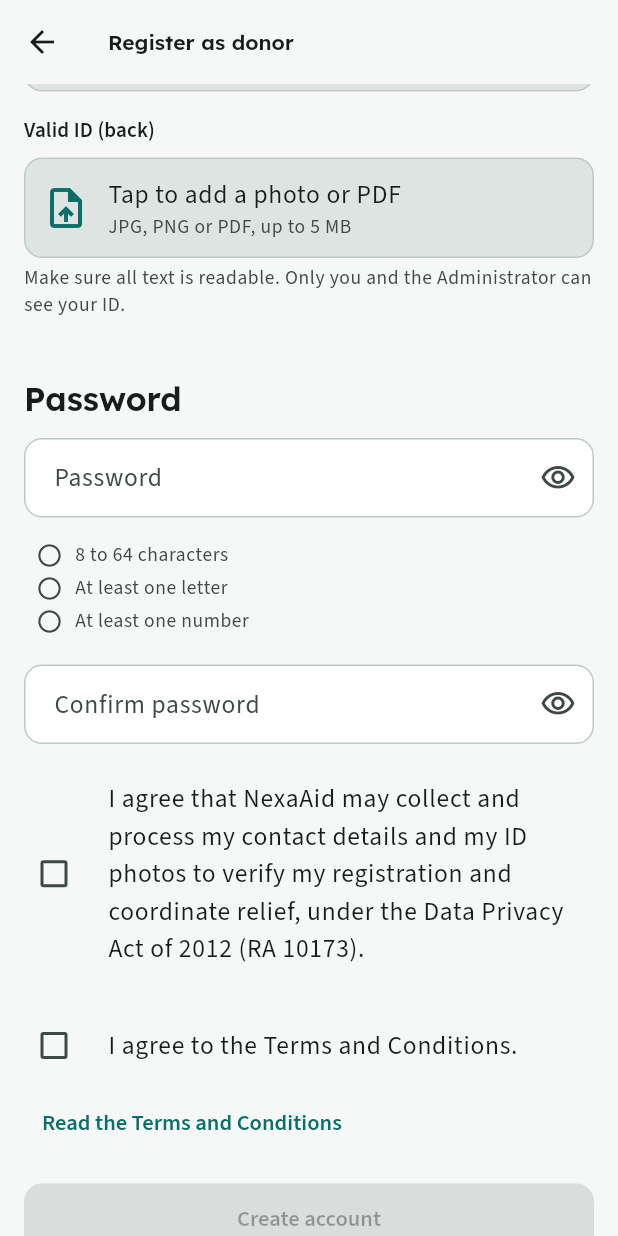
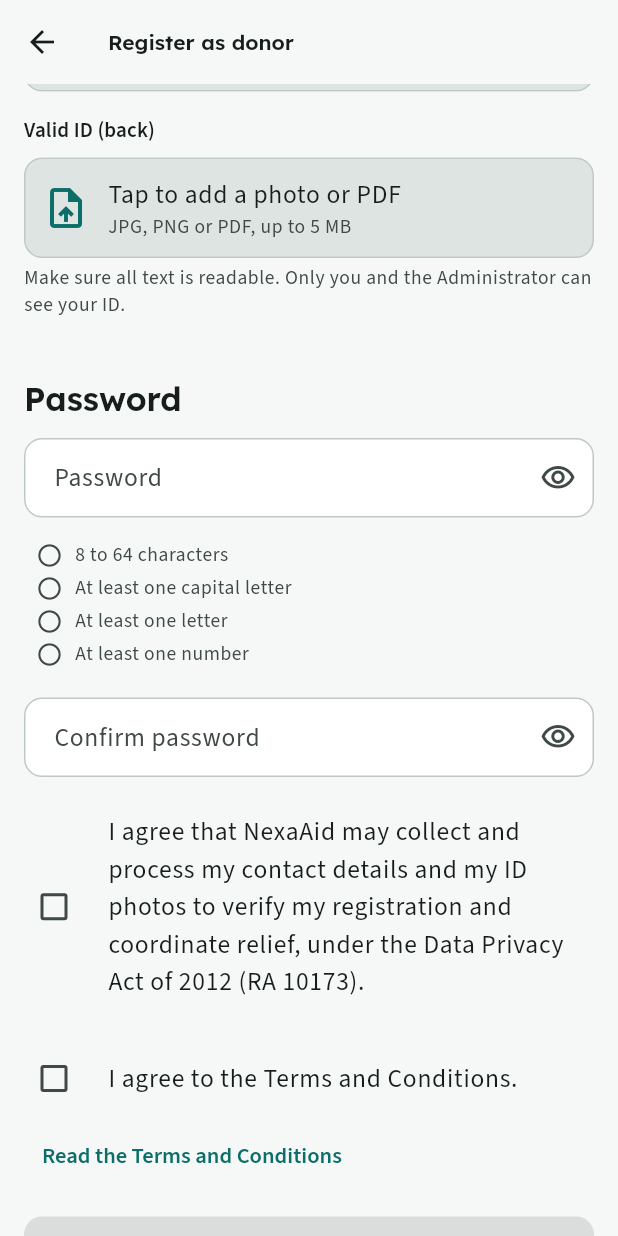
Before and after one commit to EdgeTech-team/nexaaid-capstone-2, a Flutter app: the RegisterScreen screen opened directly with empty values, scrolled down 568 dp, on a phone screen of 412 x 824 dp. Run offline on Flutter 3.47's test engine with Material 3 defaults, Android fonts, the phone set to English and light mode, and no system bars; our stand-ins replace file_picker, flutter_map, google_fonts, image_picker, latlong2; missing offline and left inert: mobile_scanner, pdfrx; network calls fail.

Commit message:
Make org registration number and document optional for Religious/Other

```diff
--- a/mobile/lib/ui/register_screen.dart
+++ b/mobile/lib/ui/register_screen.dart
@@ -7,7 +7,12 @@ import 'validators.dart';
 import 'widgets.dart';
 
 /// UC-D1 Register Individual Donor (adviser item 2) and organization
-/// registration reviewed in UC-A2 (adviser item 2.1).
+/// registration (UC-A2).
+///
+/// Capstone 2 adviser comments 1.1 and 1.3: Religious and Other
+/// organizations do not need a registration number or supporting document
+/// (PM suggestion), and both donor and organization accounts are validated
+/// automatically. The Administrator's view is for review only.
 ///
 /// Every rule here is repeated by the backend (schemas/user_schema.py,
 /// schemas/organization_schema.py), so the API can't be used to skip them.
@@ -30,6 +35,10 @@ const organizationTypes = [
   'Other',
 ];
 
+/// Same list as backend TYPES_WITHOUT_REQUIREMENTS. These organization types
+/// may register without a registration number or supporting document.
+const organizationTypesWithoutRequirements = ['Religious', 'Other'];
+
 /// D3: Terms and Conditions shown in the dialog. Edit the wording with the
 /// team and the adviser before the consultation.
 const termsAndConditionsText =
@@ -39,8 +48,8 @@ const termsAndConditionsText =
     '2. Responsible use. NexaAid is for disaster relief coordination. Do not '
     'submit false reports or donations, or misuse another person\'s account.\n\n'
     '3. Verification. The Administrator may review your registration, ID or '
-    'supporting document, and may hold, reject or deactivate an account that '
-    'cannot be verified.\n\n'
+    'supporting document, and may deactivate an account that cannot be '
+    'verified.\n\n'
     '4. Donations. NexaAid records and tracks physical donations. It does not '
     'process money. Official recognition of a donation depends on the '
     'confirmation of the City Mayor\'s Office.\n\n'
@@ -89,8 +98,9 @@ class _RegisterScreenState extends State<RegisterScreen> {
           Validators.personName(c('first_name').text, label: 'First name'),
       'last_name': () =>
           Validators.personName(c('last_name').text, label: 'Last name'),
-      'registration_no': () =>
-          Validators.registrationNo(c('registration_no').text),
+      'registration_no': () => _docsOptional && v('registration_no').isEmpty
+          ? null
+          : Validators.registrationNo(c('registration_no').text),
     } else ...{
       'first_name': () =>
           Validators.personName(c('first_name').text, label: 'First name'),
@@ -106,8 +116,16 @@ class _RegisterScreenState extends State<RegisterScreen> {
     ),
   };
 
-  bool get _filesReady =>
-      widget.org ? legitimacyDoc != null : idFront != null && idBack != null;
+  /// True when the chosen organization type does not need a registration
+  /// number or supporting document (Religious, Other).
+  bool get _docsOptional =>
+      orgType != null && organizationTypesWithoutRequirements.contains(orgType);
+
+  /// Other organization types must upload a supporting document. Donors need
+  /// the front and back of a valid ID.
+  bool get _filesReady => widget.org
+      ? (_docsOptional || legitimacyDoc != null)
+      : (idFront != null && idBack != null);
 
   bool get _valid =>
       _rules.values.every((rule) => rule() == null) &&
@@ -150,9 +168,13 @@ class _RegisterScreenState extends State<RegisterScreen> {
                 'address': v('address'),
                 'contact_first_name': v('first_name'),
                 'contact_last_name': v('last_name'),
-                'registration_no': v('registration_no'),
+                'registration_no': v('registration_no').isEmpty
+                    ? null
+                    : v('registration_no'),
                 'contact_email': c('email').text.trim(),
-                'legitimacy_document': _ref(legitimacyDoc!),
+                // Optional: only sent when the organization uploaded one.
+                if (legitimacyDoc != null)
+                  'legitimacy_document': _ref(legitimacyDoc!),
               },
             )
           : api.post(
@@ -166,9 +188,8 @@ class _RegisterScreenState extends State<RegisterScreen> {
                 'id_back': _ref(idBack!),
               },
             ),
-      success: widget.org
-          ? 'Registration submitted. You can log in once the Administrator approves your organization.'
-          : 'Account created. You can now log in.',
+      // Adviser comment 1.3: validated automatically for both.
+      success: 'Account created. You can now log in.',
     );
     if (!mounted) return;
     setState(() => busy = false);
@@ -234,12 +255,15 @@ class _RegisterScreenState extends State<RegisterScreen> {
     );
   }
 
+  /// [required] is false for uploads that are optional (the organization's
+  /// supporting document), so no "Required" error is shown for them.
   Widget _upload(
     String label,
     String purpose,
     UploadedFile? current,
     ValueChanged<UploadedFile?> set, {
     String? helper,
+    bool required = true,
   }) {
     return Padding(
       padding: const EdgeInsets.only(bottom: Space.md),
@@ -254,7 +278,8 @@ class _RegisterScreenState extends State<RegisterScreen> {
     );
   }
 
-  /// D2: shows the relaxed rule (8 to 64 characters, a letter and a number).
+  /// Adviser comment 1.1: 8 to 64 characters, a capital letter, a letter
+  /// and a number. Keep in sync with Validators.newPassword.
   Widget _passwordRules(BuildContext context) {
     final cs = Theme.of(context).colorScheme;
     final t = Theme.of(context).textTheme;
@@ -284,6 +309,7 @@ class _RegisterScreenState extends State<RegisterScreen> {
         crossAxisAlignment: CrossAxisAlignment.start,
         children: [
           rule('8 to 64 characters', p.length >= 8 && p.length <= 64),
+          rule('At least one capital letter', RegExp(r'[A-Z]').hasMatch(p)),
           rule('At least one letter', RegExp(r'[A-Za-z]').hasMatch(p)),
           rule('At least one number', RegExp(r'\d').hasMatch(p)),
         ],
@@ -294,7 +320,7 @@ class _RegisterScreenState extends State<RegisterScreen> {
   Widget _consent(BuildContext context) {
     final cs = Theme.of(context).colorScheme;
     final what = widget.org
-        ? 'my contact details and the supporting document'
+        ? 'my contact details and any supporting document I upload'
         : 'my contact details and my ID photos';
     return Padding(
       padding: const EdgeInsets.only(bottom: Space.md),
@@ -384,8 +410,8 @@ class _RegisterScreenState extends State<RegisterScreen> {
           children: [
             Text(
               widget.org
-                  ? 'Your organization can log in after the Administrator '
-                        'reviews your details and supporting document.'
+                  ? 'Your organization account is active right away. The '
+                        'Administrator may review your details later.'
                   : 'Your account is active right away. The Administrator '
                         'may review your ID later.',
               style: t.bodyMedium?.copyWith(color: cs.onSurfaceVariant),
@@ -410,15 +436,25 @@ class _RegisterScreenState extends State<RegisterScreen> {
               ),
               _text(
                 'registration_no',
-                'Registration number (SEC, DSWD, CDA...)',
+                _docsOptional
+                    ? 'Registration number (optional)'
+                    : 'Registration number (SEC, DSWD, CDA...)',
                 icon: Icons.badge_outlined,
               ),
               _upload(
-                'Supporting document (photo or PDF)',
+                _docsOptional
+                    ? 'Supporting document (optional)'
+                    : 'Supporting document (photo or PDF)',
                 'legitimacy_document',
                 legitimacyDoc,
                 (f) => legitimacyDoc = f,
-                helper: 'e.g. SEC or DSWD certificate. Only the Administrator can see it.',
+                required: !_docsOptional,
+                helper: _docsOptional
+                    ? 'Optional for this organization type. Upload an SEC, '
+                          'DSWD or similar certificate only if you have one. '
+                          'Only the Administrator can see it.'
+                    : 'e.g. SEC or DSWD certificate. Only the Administrator '
+                          'can see it.',
               ),
               SectionHeader('Contact person'),
             ] else
```
Also changed, not shown: 2 other files.
